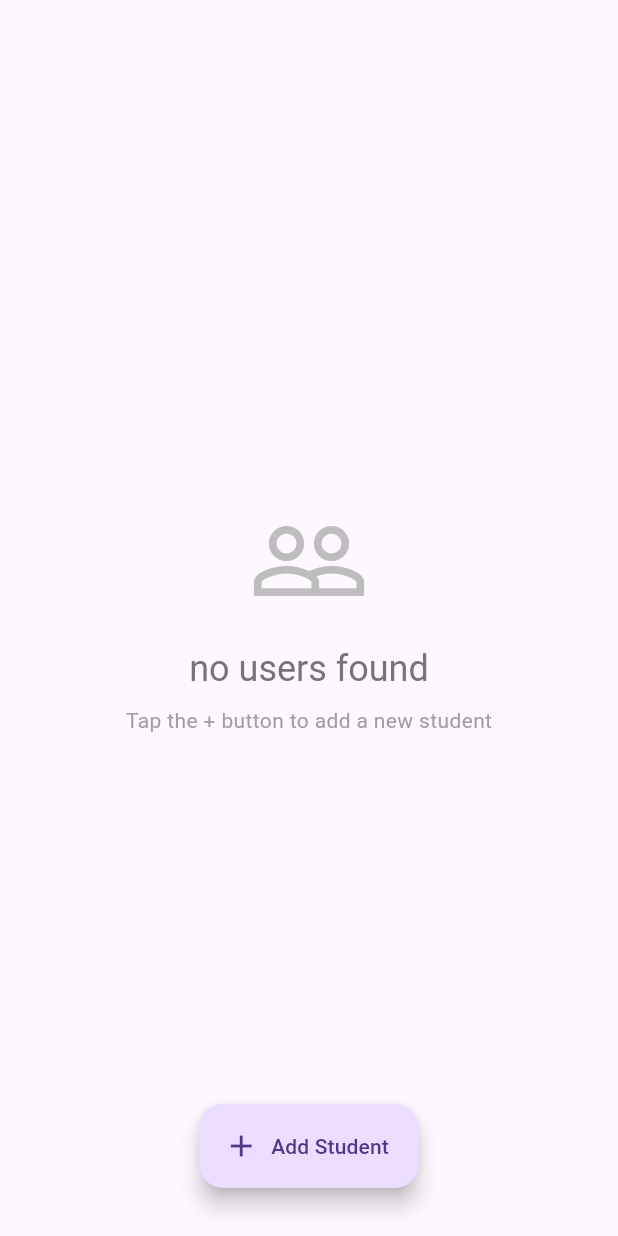
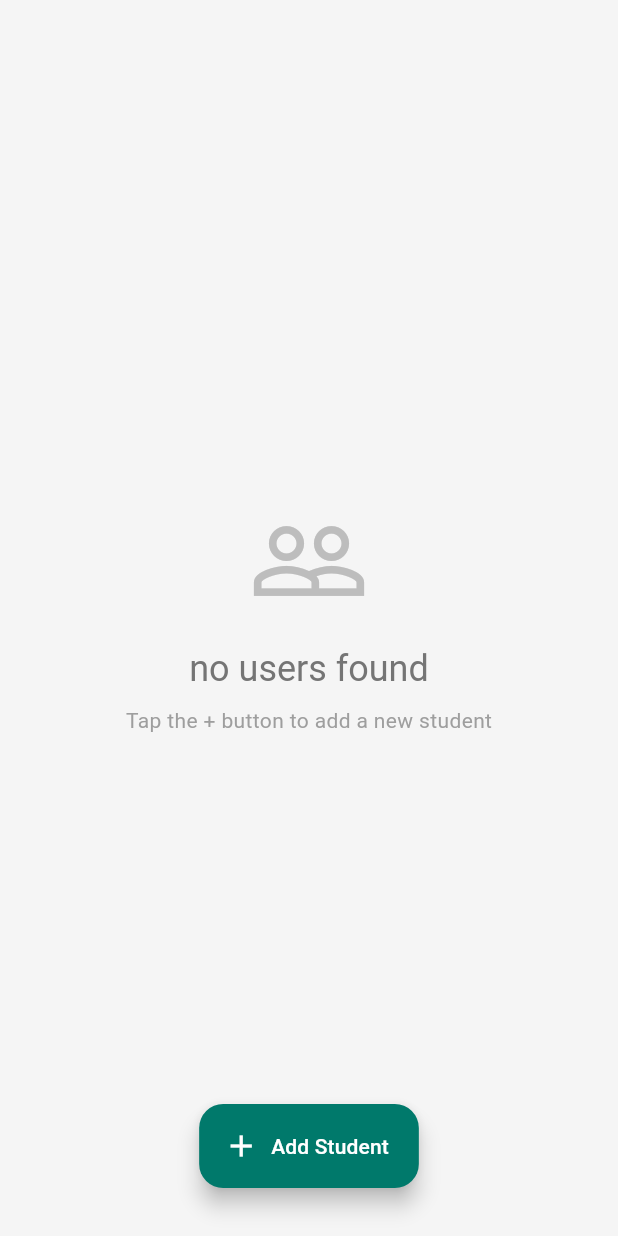
Before and after one commit to Amir-Hossein-Azimi/student_list, a Flutter app: the screen it shows after launch, on a phone screen of 412 x 824 dp. Run offline on Flutter 3.47's test engine with Material 3 defaults, Android fonts, the phone set to English and light mode, and no system bars; our stand-ins replace dio; network calls fail.

Commit message:
add app theme

```diff
--- a/lib/app.dart
+++ b/lib/app.dart
@@ -1,4 +1,5 @@
 import 'package:flutter/material.dart';
+import 'package:student_list/constants.dart';
 import 'package:student_list/screens/users_list_screen.dart';
 
 class MyApp extends StatelessWidget {
@@ -8,6 +9,7 @@ class MyApp extends StatelessWidget {
   Widget build(BuildContext context) {
     return MaterialApp(
       title: "Student List 🎓",
+      theme: appTheme,
       debugShowCheckedModeBanner: false,
       home: const UsersListScreen(),
     );
--- a/lib/constants.dart
+++ b/lib/constants.dart
@@ -1 +1,37 @@
-final String baseUrl = "https://68d651f4c2a1754b426a44a2.mockapi.io/AMHOAZ/api/v1";
+import 'package:flutter/material.dart';
+
+final String baseUrl =
+    "https://68d651f4c2a1754b426a44a2.mockapi.io/AMHOAZ/api/v1";
+
+const Color primaryColor = Color(0xFF00796B);
+const Color backgroundLightColor = Color(0xFFF5F5F5);
+const Color textDarkColor = Colors.black87;
+const Color whiteColor = Colors.white;
+
+ThemeData appTheme = ThemeData(
+  colorScheme: ColorScheme.fromSeed(
+    seedColor: primaryColor,
+    brightness: Brightness.light,
+  ),
+  useMaterial3: true,
+  scaffoldBackgroundColor: backgroundLightColor,
+  appBarTheme: const AppBarTheme(
+    backgroundColor: backgroundLightColor,
+    foregroundColor: textDarkColor,
+    elevation: 0,
+    scrolledUnderElevation: 4,
+    surfaceTintColor: backgroundLightColor,
+    centerTitle: true,
+  ),
+  cardTheme: CardThemeData(
+    elevation: 2,
+    shape: RoundedRectangleBorder(
+      borderRadius: BorderRadiusGeometry.circular(12),
+    ),
+    margin: EdgeInsets.symmetric(horizontal: 16, vertical: 8),
+  ),
+  floatingActionButtonTheme: FloatingActionButtonThemeData(
+    foregroundColor: whiteColor,
+    backgroundColor: primaryColor,
+  ),
+);
```
